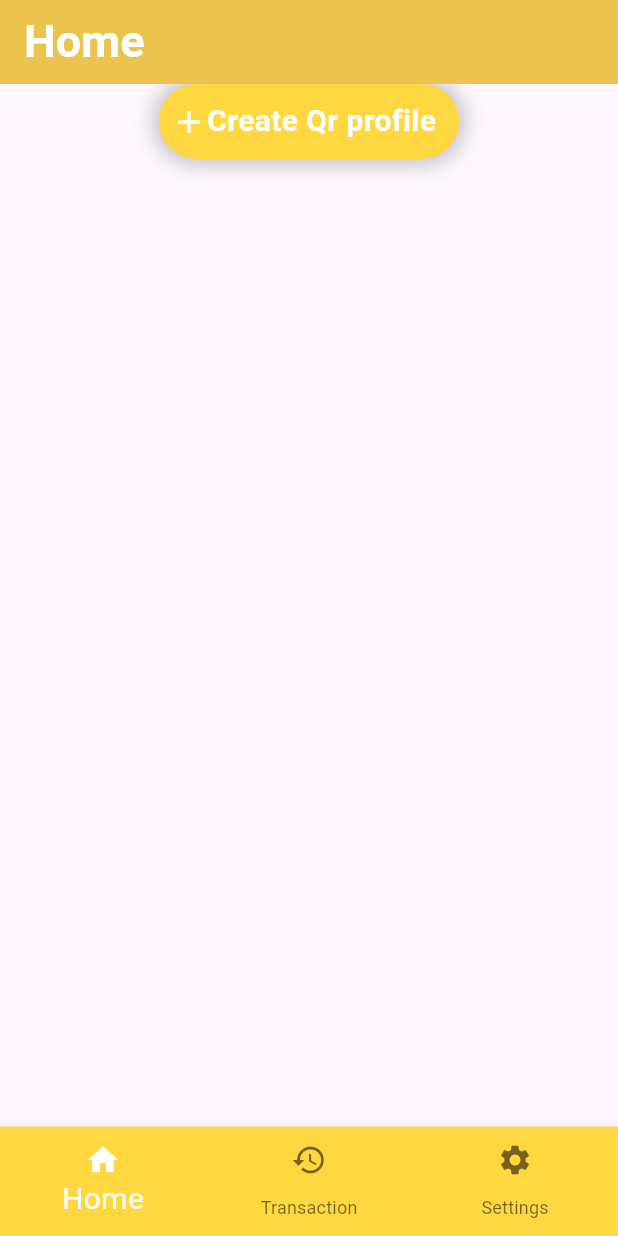
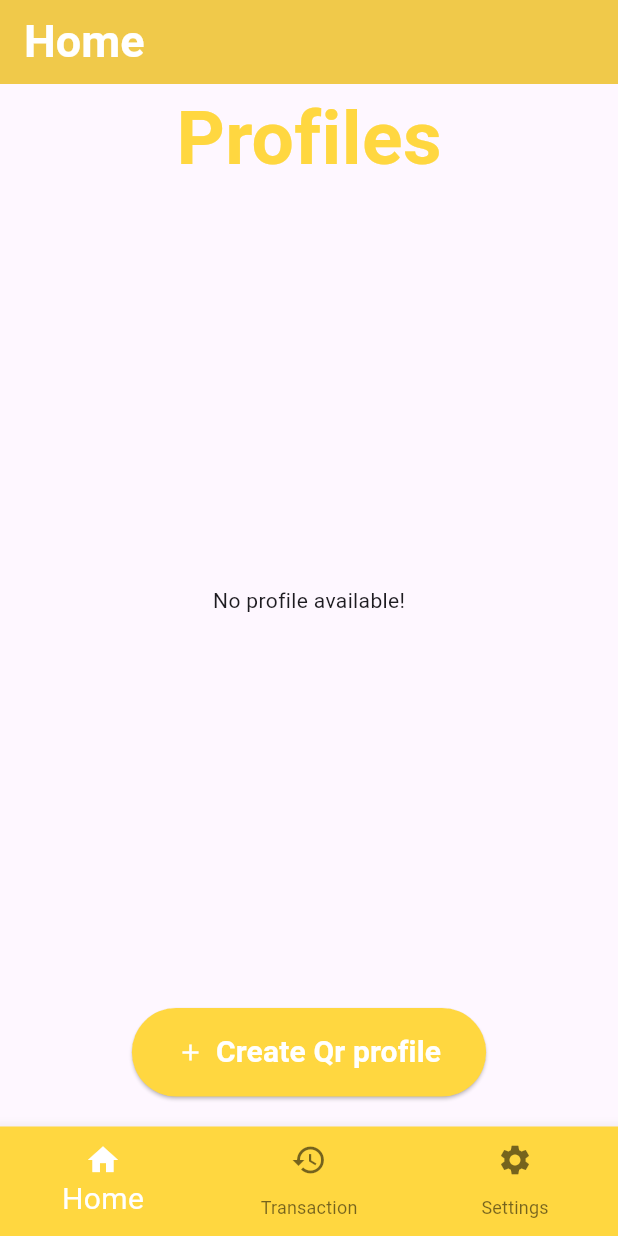
Before and after one commit to Achuabhijith2003/qrgenpay, a Flutter app: the screen it shows after launch, on a phone screen of 412 x 824 dp. Run offline on Flutter 3.47's test engine with Material 3 defaults, Android fonts, the phone set to English and light mode, and no system bars; our stand-ins replace another_flutter_splash_screen, google_fonts, hive, hive_flutter; accounts and stored records are empty; Roboto replaces fonts that are missing (Akshar).

Commit message:
show all QR profile in home

```diff
--- a/lib/Screens/home.dart
+++ b/lib/Screens/home.dart
@@ -1,6 +1,10 @@
 import 'package:flutter/material.dart';
 import 'package:google_fonts/google_fonts.dart';
+import 'package:hive/hive.dart';
+import 'package:hive_flutter/hive_flutter.dart';
+import 'package:paymentqr/Screens/qr_profile.dart';
 import 'package:paymentqr/Screens/qrgen.dart';
+import 'package:paymentqr/Servies/DB/data.dart';
 
 class Home extends StatefulWidget {
   const Home({super.key});
@@ -15,58 +19,81 @@ class _HomeState extends State<Home> {
     return Scaffold(
       appBar: AppBar(
         backgroundColor: Colors.amberAccent,
-        elevation: 55,
+        elevation: 5,
         title: Text(
           "Home",
           style: GoogleFonts.akshar(
               color: Colors.white, fontWeight: FontWeight.bold, fontSize: 30),
         ),
       ),
-      body: Stack(
-        alignment: Alignment.center,
+      body: Column(
         children: [
-          // button for create qr
-          Row(
-            mainAxisAlignment: MainAxisAlignment.center,
-            children: [
-              Container(
-                height: 50,
-                width: 200,
-                decoration: BoxDecoration(
+          Text(
+            "Profiles",
+            style: GoogleFonts.akshar(
                 color: Colors.amberAccent,
-                    borderRadius: BorderRadius.circular(50),
-                    boxShadow: [
-                      BoxShadow(
-                          color: Colors.black.withOpacity(0.2),
-                          blurRadius: 10,
-                          spreadRadius: 5)
-                    ]),
-                child: Row(
-                  children: [
-                    IconButton(
+                fontWeight: FontWeight.bold,
+                fontSize: 50),
+          ),
+          Expanded(
+            child: ValueListenableBuilder(
+              valueListenable: Hive.box("payment_qr_data").listenable(),
+              builder: (context, box, child) {
+                if (box.isEmpty) {
+                  return Center(child: Text("No profile available!"));
+                }
+                return ListView.builder(
+                  itemCount: box.length,
+                  shrinkWrap: true, // Ensures proper height calculation
+                  itemBuilder: (context, index) {
+                    var profile = box.getAt(index)
+                        as Data_payment; // Cast to Data_payment
+                    return ListTile(
+                      leading: Icon(Icons.qr_code),
+                      title:
+                          Text(profile.name), // Correct way to access property
+                      subtitle:
+                          Text(profile.upid), // Correct way to access property
+                      onTap: () {
+                        Navigator.push(
+                            context,
+                            MaterialPageRoute(
+                                builder: (context) => QrProfile(profile.name,
+                                    profile.upid))); // Pass name and upid
+                      },
+                    );
+                  },
+                );
+              },
+            ),
+          ),
+          Padding(
+            padding: const EdgeInsets.only(bottom: 20.0),
+            child: ElevatedButton.icon(
               onPressed: () {
-                        Navigator.push(context,
-                            MaterialPageRoute(builder: (context) => Qrgen()));
+                Navigator.push(
+                    context, MaterialPageRoute(builder: (context) => Qrgen()));
               },
-                      icon: Row(
-                        children: [
-                          Icon(
+              icon: Icon(
                 Icons.add,
+                color: Colors.white,
               ),
-                          Text("Create Qr profile",
+              label: Text(
+                "Create Qr profile",
                 style: GoogleFonts.akshar(
                     color: Colors.white,
                     fontWeight: FontWeight.bold,
-                                  fontSize: 20)),
-                        ],
+                    fontSize: 20),
               ),
-                      color: Colors.white,
+              style: ElevatedButton.styleFrom(
+                backgroundColor: Colors.amberAccent,
+                shape: RoundedRectangleBorder(
+                  borderRadius: BorderRadius.circular(50),
                 ),
-                  ],
+                padding: EdgeInsets.symmetric(horizontal: 30, vertical: 15),
               ),
             ),
-            ],
-          ) // enf button for create qr
+          ),
         ],
       ),
     );
--- a/lib/Screens/qrgen.dart
+++ b/lib/Screens/qrgen.dart
@@ -76,7 +76,7 @@ class _QrgenState extends State<Qrgen> {
       return;
     }
     operation.addpaymentdata(name, upi);
-    // operation.showpaymentdata();
+    operation.showpaymentdata();
     // String qrdata = "upi://pay?name=$name&pa=$upi";
     // return qrdata;
   }
--- a/lib/Servies/DB/opteration.dart
+++ b/lib/Servies/DB/opteration.dart
@@ -16,7 +16,7 @@ class Operation {
 
   showpaymentdata() {
     try {
-      final paymentdata = box.get("key");
+      final paymentdata = box.get(73926);
       print("Payment data : ${paymentdata}");
     } catch (e) {
       print("Error in Showing paymentdata: $e");
```
Also changed, not shown: lib/Screens/qr_profile.dart (added, +26 -0 lines). Lines whose indentation alone changed are shown as unchanged.
